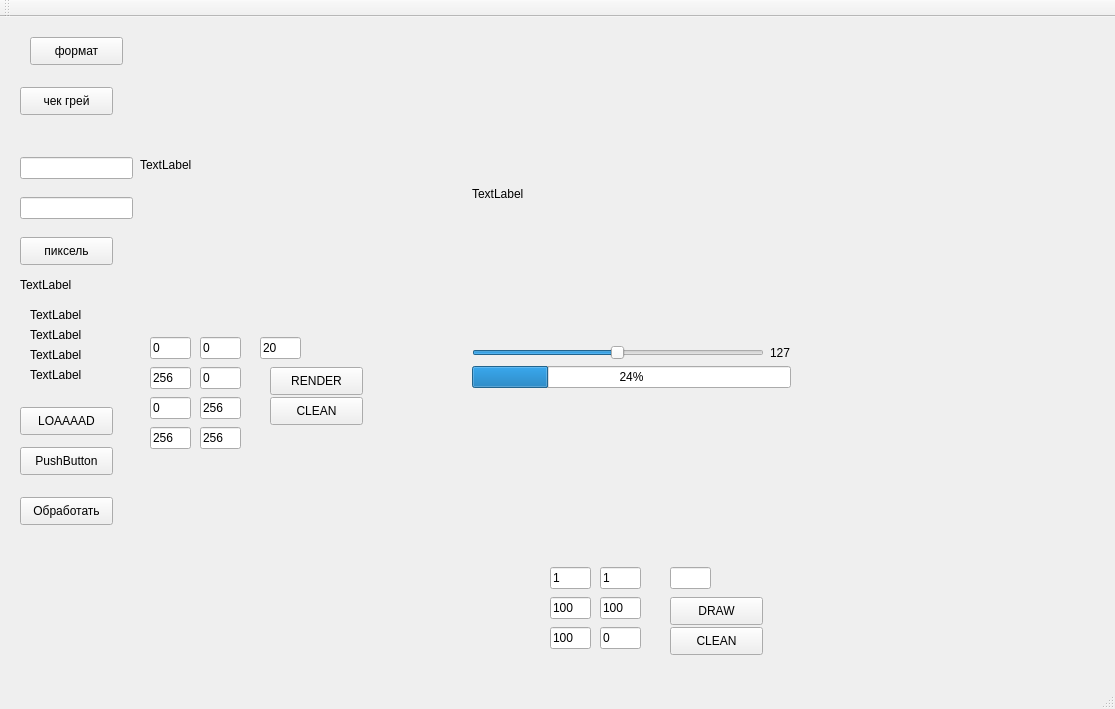
First picture: the form in mainwindow.ui, repository kvad-17/img-polygonizer, before the edit.
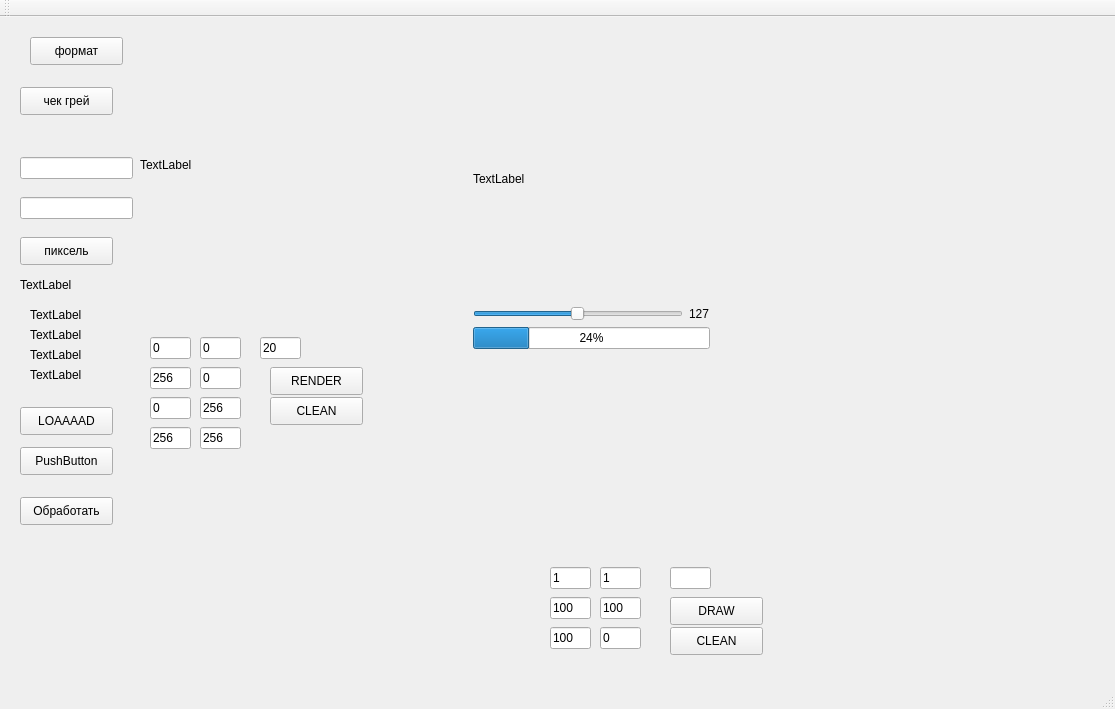
Second picture: the form after the edit. Custom widgets are drawn as their Qt base class.

The edit to the form file:
```diff
--- a/mainwindow.ui
+++ b/mainwindow.ui
@@ -450,21 +450,33 @@
    <widget class="QWidget" name="layoutWidget">
     <property name="geometry">
      <rect>
-      <x>461</x>
-      <y>21</y>
-      <width>341</width>
-      <height>361</height>
+      <x>462</x>
+      <y>22</y>
+      <width>259</width>
+      <height>321</height>
      </rect>
     </property>
     <layout class="QVBoxLayout" name="verticalLayout_2">
      <item>
       <widget class="xyLabel" name="label_xy">
        <property name="sizePolicy">
-        <sizepolicy hsizetype="Preferred" vsizetype="Expanding">
+        <sizepolicy hsizetype="Fixed" vsizetype="Fixed">
          <horstretch>0</horstretch>
          <verstretch>0</verstretch>
         </sizepolicy>
        </property>
+       <property name="minimumSize">
+        <size>
+         <width>257</width>
+         <height>257</height>
+        </size>
+       </property>
+       <property name="maximumSize">
+        <size>
+         <width>257</width>
+         <height>257</height>
+        </size>
+       </property>
        <property name="text">
         <string>TextLabel</string>
        </property>
@@ -474,8 +486,14 @@
       <layout class="QHBoxLayout" name="horizontalLayout">
        <item>
         <widget class="QSlider" name="horizontalSlider">
+         <property name="maximumSize">
+          <size>
+           <width>16777215</width>
+           <height>257</height>
+          </size>
+         </property>
          <property name="maximum">
-          <number>255</number>
+          <number>256</number>
          </property>
          <property name="value">
           <number>127</number>
@@ -487,6 +505,18 @@
        </item>
        <item>
         <widget class="QLabel" name="label_progress">
+         <property name="sizePolicy">
+          <sizepolicy hsizetype="Fixed" vsizetype="Fixed">
+           <horstretch>0</horstretch>
+           <verstretch>0</verstretch>
+          </sizepolicy>
+         </property>
+         <property name="maximumSize">
+          <size>
+           <width>16777215</width>
+           <height>257</height>
+          </size>
+         </property>
          <property name="text">
           <string>127</string>
          </property>
@@ -496,6 +526,12 @@
      </item>
      <item>
       <widget class="QProgressBar" name="progressBar">
+       <property name="maximumSize">
+        <size>
+         <width>16777215</width>
+         <height>257</height>
+        </size>
+       </property>
        <property name="value">
         <number>24</number>
        </property>
```
Left out of the diff: 2 changed lines with no effect on the pictures.
